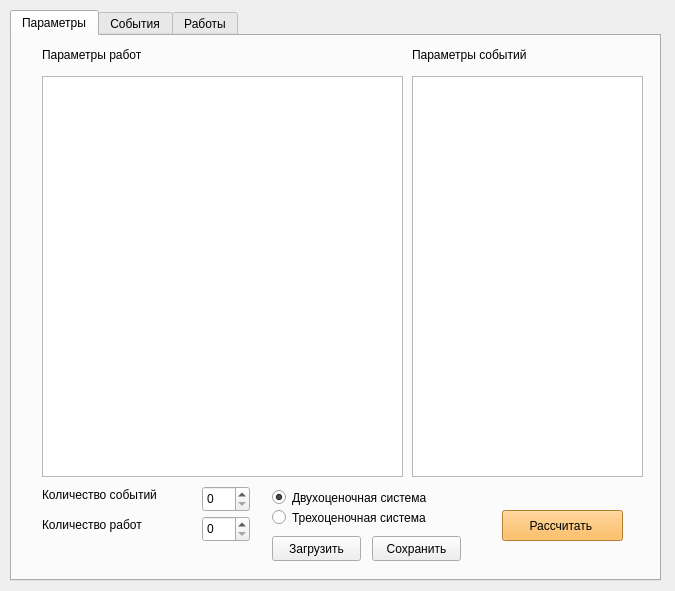
This is views/ui/main.ui in ilyavlasoff/tau2 as Qt 5 draws it before an edit. The edited form follows.
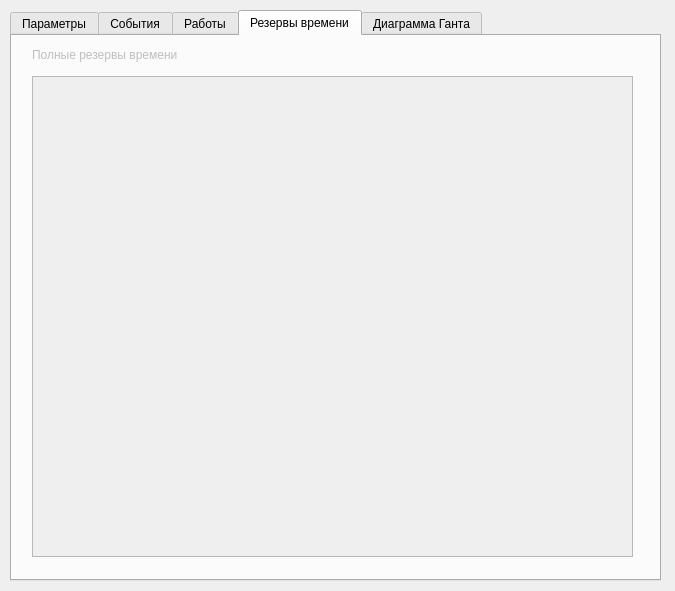
This is the edited form. The open tabs and pages were chosen to show the change.

```diff
--- a/views/ui/main.ui
+++ b/views/ui/main.ui
@@ -14,6 +14,9 @@
    <string>Расчет параметров ТПП</string>
   </property>
   <widget class="QTabWidget" name="tabWidget">
+   <property name="enabled">
+    <bool>true</bool>
+   </property>
    <property name="geometry">
     <rect>
      <x>10</x>
@@ -26,6 +29,9 @@
     <number>0</number>
    </property>
    <widget class="QWidget" name="tab">
+    <property name="enabled">
+     <bool>true</bool>
+    </property>
     <attribute name="title">
      <string>Параметры</string>
     </attribute>
@@ -688,6 +694,58 @@
      </property>
     </widget>
    </widget>
+   <widget class="QWidget" name="tab_4">
+    <property name="enabled">
+     <bool>false</bool>
+    </property>
+    <attribute name="title">
+     <string>Резервы времени</string>
+    </attribute>
+    <widget class="QTableView" name="timeReservesTable">
+     <property name="geometry">
+      <rect>
+       <x>20</x>
+       <y>40</y>
+       <width>601</width>
+       <height>481</height>
+      </rect>
+     </property>
+    </widget>
+    <widget class="QLabel" name="label_7">
+     <property name="geometry">
+      <rect>
+       <x>20</x>
+       <y>10</y>
+       <width>191</width>
+       <height>17</height>
+      </rect>
+     </property>
+     <property name="text">
+      <string>Полные резервы времени</string>
+     </property>
+    </widget>
+   </widget>
+   <widget class="QWidget" name="ganttTab">
+    <property name="enabled">
+     <bool>false</bool>
+    </property>
+    <attribute name="title">
+     <string>Диаграмма Ганта</string>
+    </attribute>
+    <widget class="QLabel" name="imgLabel">
+     <property name="geometry">
+      <rect>
+       <x>10</x>
+       <y>20</y>
+       <width>112</width>
+       <height>17</height>
+      </rect>
+     </property>
+     <property name="text">
+      <string>Нет диаграммы</string>
+     </property>
+    </widget>
+   </widget>
   </widget>
  </widget>
  <resources/>
```
Left out of the diff: 6 changed lines with no effect on the pictures.
